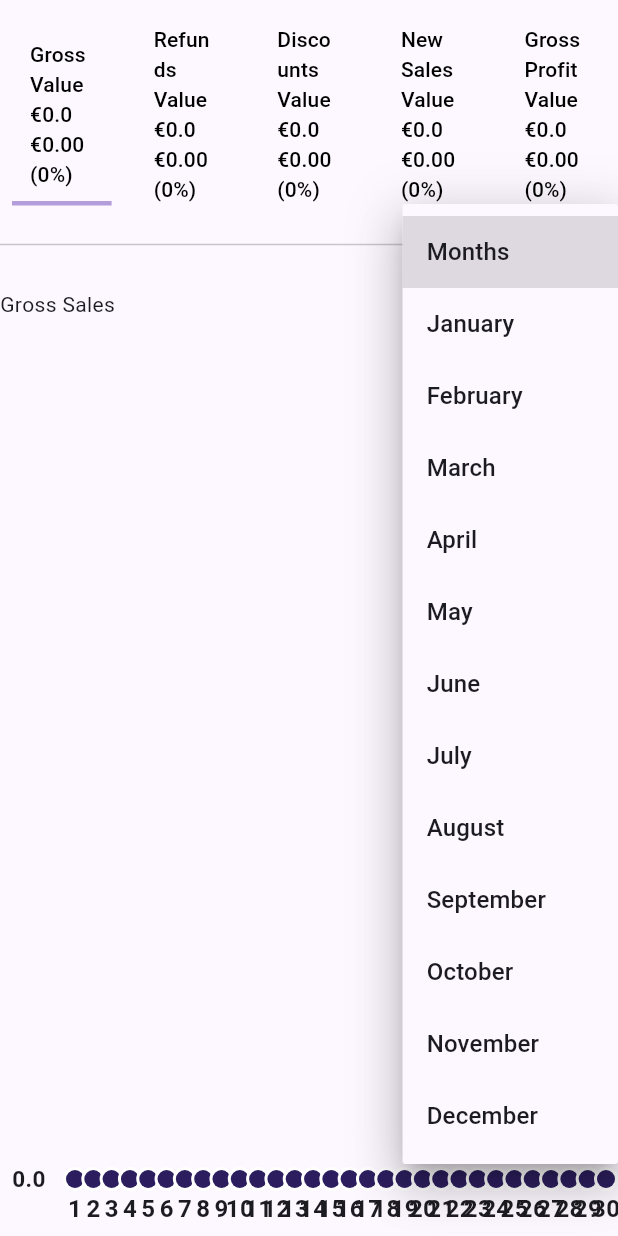
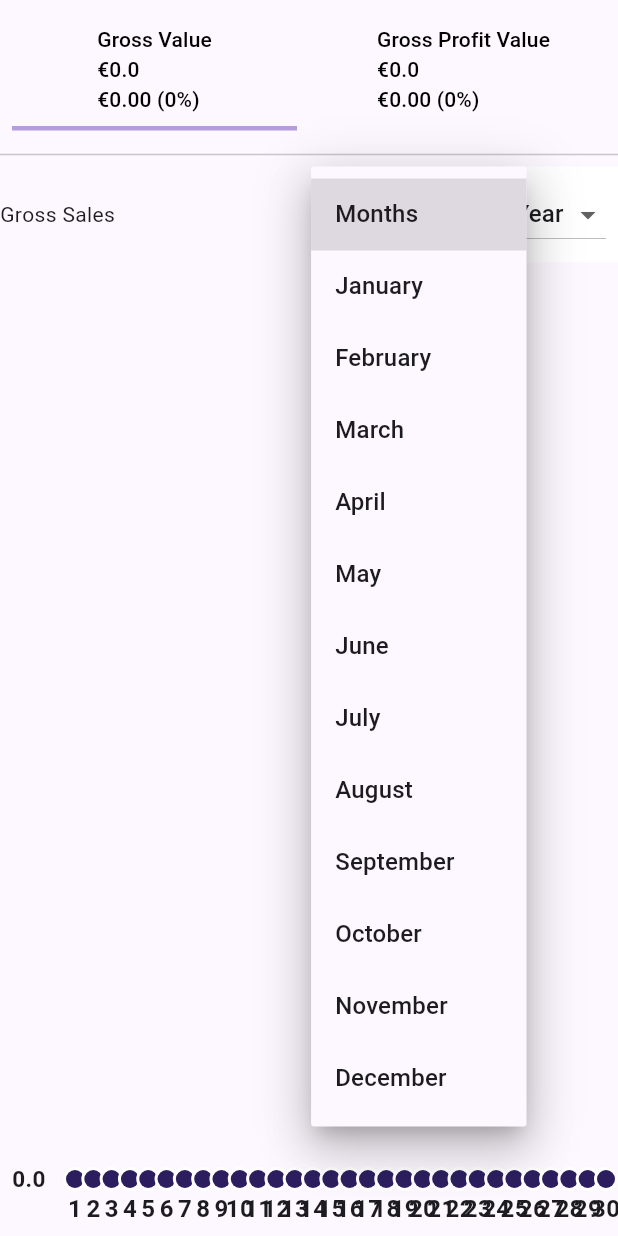
Before and after one commit to Huzaifa-Muhammed/Point-of-Sale-app, a Flutter app: the MyGraph screen opened directly, after a tap on "Months", on a phone screen of 412 x 824 dp. Run offline on Flutter 3.47's test engine with Material 3 defaults, Android fonts, the phone set to English and light mode, and no system bars; drawn by our look-alikes of fl_chart; our stand-ins replace animated_splash_screen, country_picker, email_validator, file_picker, google_fonts, page_transition and 4 more; missing offline and left inert: excel, flutter_barcode_scanner; accounts and stored records are empty.

Commit message:
created sales filter by year so graph can be seen from any month and year's sale

```diff
--- a/inventoryapp/lib/assets/widgets/line_chart/chart_box.dart
+++ b/inventoryapp/lib/assets/widgets/line_chart/chart_box.dart
@@ -12,25 +12,29 @@ class MyGraph extends StatefulWidget {
 class _MyGraphState extends State<MyGraph> {
   String? selectedOption = 'Gross Value'; // Default selected option
   String selectedMonth = 'Months'; // Default selected month
+  String selectedYear = 'Year'; // Default selected year
+  List<String> years = ['Year']; // List of years
 
   @override
   void initState() {
     super.initState();
+    // Initialize the years list with the range 2023 to 2050
+    for (int i = 2023; i <= 2050; i++) {
+      years.add(i.toString());
+    }
+
     try {
-      grossValue(DateTime
-          .now()
-          .month);
-    }catch(e)
-    {
+      grossValue(DateTime.now().month, DateTime.now().year);
+    } catch (e) {
       showDialog(
         context: context,
         builder: (BuildContext context) {
           return AlertDialog(
             backgroundColor: Colors.green[50],
-            title: const Text('Item Added Successfully'),
+            title: const Text('Error'),
             shape: const RoundedRectangleBorder(),
-            icon: const Icon(Icons.check, size: 20),
-            iconColor: Colors.green,
+            icon: const Icon(Icons.error, size: 20),
+            iconColor: Colors.red,
           );
         },
       );
@@ -40,24 +44,27 @@ class _MyGraphState extends State<MyGraph> {
     }
   }
 
-  void updateChartData(String month) {
+  void updateChartData(String month, String year) {
     setState(() {
       selectedMonth = month;
+      selectedYear = year;
       int monthNumber = getMonthNumber(month);
-      // Update the data based on the selected month
-      if (monthNumber != 0) {
+      int yearNumber = int.parse(year);
+
+      // Update the data based on the selected month and year
+      if (monthNumber != 0 && yearNumber != 0) {
         try {
-          grossValue(monthNumber);
-        }catch(e){
+          grossValue(monthNumber, yearNumber);
+        } catch (e) {
           showDialog(
             context: context,
             builder: (BuildContext context) {
               return AlertDialog(
                 backgroundColor: Colors.green[50],
-                title: const Text('Item Added Successfully'),
+                title: const Text('Error'),
                 shape: const RoundedRectangleBorder(),
-                icon: const Icon(Icons.check, size: 20),
-                iconColor: Colors.green,
+                icon: const Icon(Icons.error, size: 20),
+                iconColor: Colors.red,
               );
             },
           );
@@ -118,39 +125,6 @@ class _MyGraphState extends State<MyGraph> {
               ),
               Expanded(
                 child: DataSelectionButton(
-                  option: 'Refunds Value\n€0.0\n€0.00 (0%)',
-                  isSelected: selectedOption == 'Refunds Value',
-                  onPressed: () {
-                    setState(() {
-                      selectedOption = 'Refunds Value';
-                    });
-                  },
-                ),
-              ),
-              Expanded(
-                child: DataSelectionButton(
-                  option: 'Discounts Value\n€0.0\n€0.00 (0%)',
-                  isSelected: selectedOption == 'Discounts Value',
-                  onPressed: () {
-                    setState(() {
-                      selectedOption = 'Discounts Value';
-                    });
-                  },
-                ),
-              ),
-              Expanded(
-                child: DataSelectionButton(
-                  option: 'New Sales Value\n€0.0\n€0.00 (0%)',
-                  isSelected: selectedOption == 'New Sales Value',
-                  onPressed: () {
-                    setState(() {
-                      selectedOption = 'New Sales Value';
-                    });
-                  },
-                ),
-              ),
-              Expanded(
-                child: DataSelectionButton(
                   option: 'Gross Profit Value\n€0.0\n€0.00 (0%)',
                   isSelected: selectedOption == 'Gross Profit Value',
                   onPressed: () {
@@ -171,10 +145,33 @@ class _MyGraphState extends State<MyGraph> {
                 children: [
                   MyDropDown(
                     selectedItem: selectedMonth,
-                    items: const ["Months", "January", "February", "March", "April", "May", "June", "July", "August", "September", "October", "November", "December"],
+                    items: const [
+                      "Months",
+                      "January",
+                      "February",
+                      "March",
+                      "April",
+                      "May",
+                      "June",
+                      "July",
+                      "August",
+                      "September",
+                      "October",
+                      "November",
+                      "December"
+                    ],
                     onChanged: (value) {
-                      if (value != "Months") {
-                        updateChartData(value);
+                      if (value != "Months" || selectedYear != "Year") {
+                        updateChartData(value, selectedYear);
+                      }
+                    },
+                  ),
+                  MyDropDown(
+                    selectedItem: selectedYear,
+                    items: years,
+                    onChanged: (value) {
+                      if (value != "Year" || selectedMonth != "Months") {
+                        updateChartData(selectedMonth, value);
                       }
                     },
                   ),
--- a/inventoryapp/lib/data/chart_data.dart
+++ b/inventoryapp/lib/data/chart_data.dart
@@ -6,7 +6,7 @@ class MyData {
   static final List<FlSpot> dataList = [];
 }
 
-Future<void> grossValue(int Month) async {
+Future<void> grossValue(int month,int year) async {
   final SoldItemClassDatabaseHelper soldItemDBHelper = SoldItemClassDatabaseHelper(); // Initialize SoldItemClassDatabaseHelper
   Map<DateTime, double> cartMap = {};
 
@@ -17,8 +17,7 @@ Future<void> grossValue(int Month) async {
     cartMap[DateTime(currentDate.year, currentDate.month, day)] = 0.0;
   }
 
-  final List<SoldItem> soldItemsList = await soldItemDBHelper.getSoldItemsByMonth(Month);
-
+  final List<SoldItem> soldItemsList = await soldItemDBHelper.getSoldItemsByMonthAndYear(month, year);
   for (SoldItem soldItem in soldItemsList) {
     final DateTime date = DateTime(soldItem.date.year, soldItem.date.month, soldItem.date.day);
     cartMap.update(date, (value) => value + double.parse(soldItem.item.price));
--- a/inventoryapp/lib/main.dart
+++ b/inventoryapp/lib/main.dart
@@ -1,9 +1,10 @@
 import 'package:flutter/foundation.dart';
 import 'package:flutter/material.dart';
-import 'package:inventoryapp/UI/splash_screen.dart';
 import 'package:inventoryapp/Utils/constants.dart';
 import 'package:sqflite_common_ffi/sqflite_ffi.dart';
 import 'package:sqflite_common_ffi_web/sqflite_ffi_web.dart';
+
+import 'ui/splash_screen.dart';
 
 void main() async {
   WidgetsFlutterBinding.ensureInitialized();
--- a/inventoryapp/lib/sevices/soldItem_table_helper.dart
+++ b/inventoryapp/lib/sevices/soldItem_table_helper.dart
@@ -64,4 +64,19 @@ class SoldItemClassDatabaseHelper {
     });
   }
 
+  Future<List<SoldItem>> getSoldItemsByMonthAndYear(int month, int year) async {
+    await initializeDatabase();
+    final String formattedMonth = month.toString().padLeft(2, '0');
+    final String formattedYear = year.toString();
+
+    final List<Map<String, dynamic>> maps = await _database.query(
+      'sold_items',
+      where: 'strftime("%m", date) = ? AND strftime("%Y", date) = ?',
+      whereArgs: [formattedMonth, formattedYear],
+    );
+
+    return List.generate(maps.length, (i) {
+      return SoldItem.fromMap(maps[i]);
+    });
+  }
 }
```
Also changed, not shown: inventoryapp/lib/sevices/item_table_helper.dart (+11 -0 lines), inventoryapp/lib/ui/menu_screens/aboutUs_page.dart (+11 -67 lines), inventoryapp/lib/ui/menu_screens/dashboard_page.dart (+21 -5 lines), inventoryapp/lib/ui/menu_screens/point_of_sale_page.dart (+18 -12 lines).
